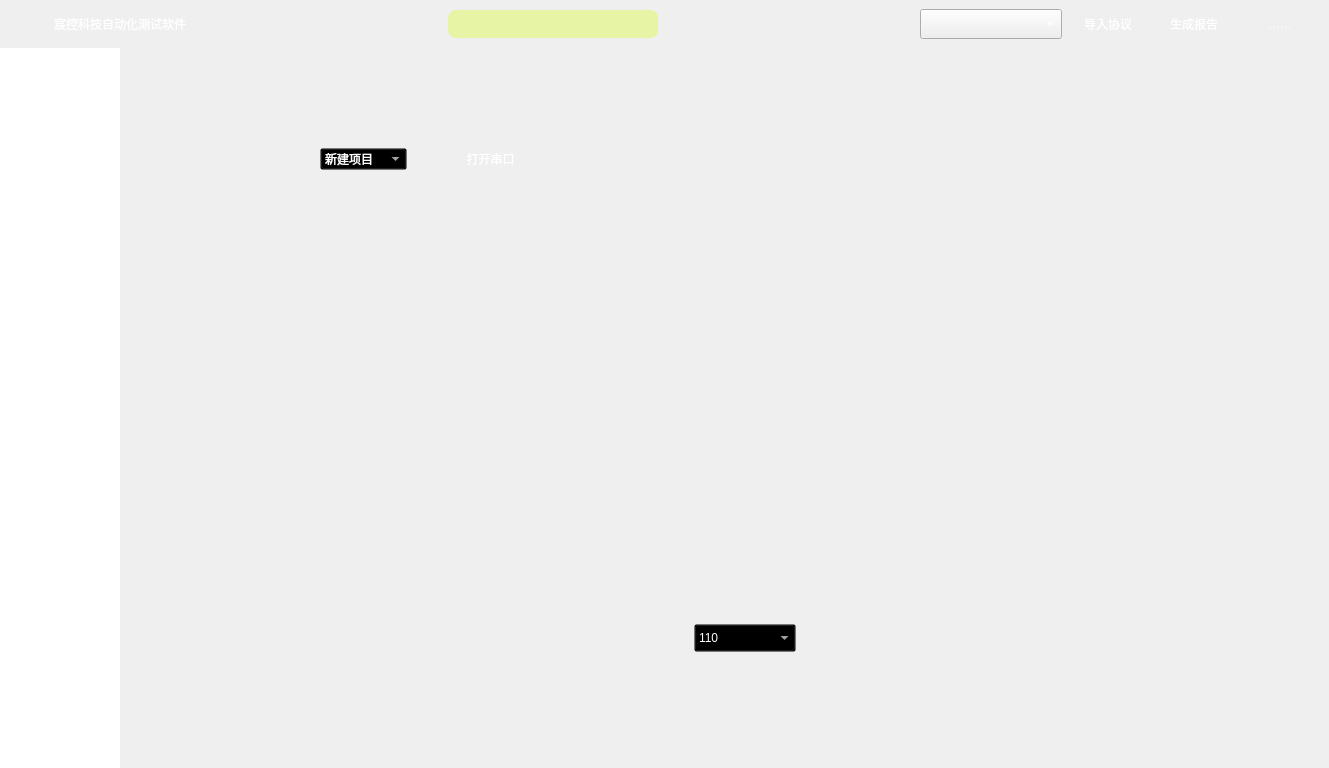
The window that KCTS/KCTS Project/UI/main_window_ui.ui (learniuH/work) describes before a commit, drawn with Qt 5.
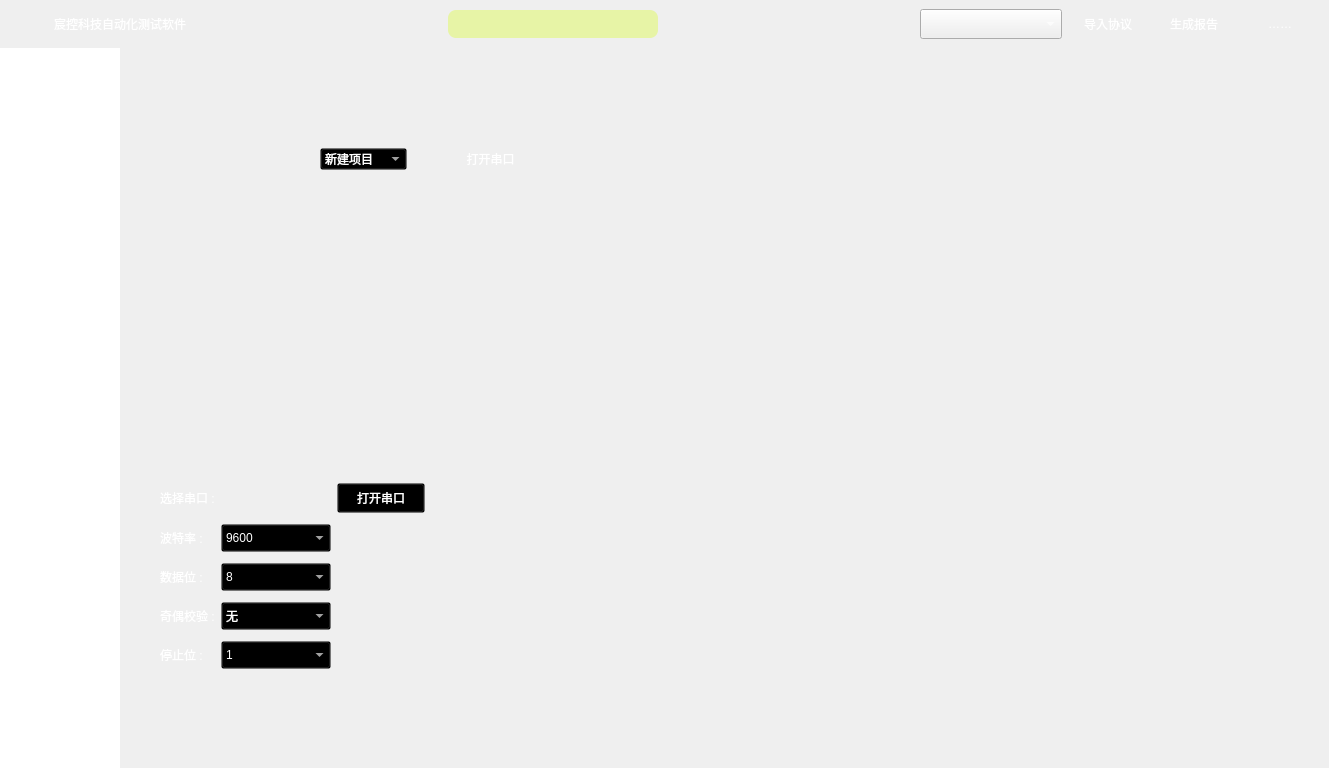
The same window after the commit. Icons and pictures are not drawn.

Commit message: 添加串口助手框架

Patch:
```diff
--- a/KCTS/KCTS Project/UI/main_window_ui.ui
+++ b/KCTS/KCTS Project/UI/main_window_ui.ui
@@ -3821,15 +3821,104 @@
           <widget class="QWidget" name="gridLayoutWidget">
            <property name="geometry">
             <rect>
-             <x>70</x>
-             <y>500</y>
-             <width>1111</width>
-             <height>181</height>
+             <x>40</x>
+             <y>430</y>
+             <width>1001</width>
+             <height>201</height>
             </rect>
            </property>
-           <layout class="QGridLayout" name="gridLayout_serial_port_info">
+           <layout class="QGridLayout" name="gridLayout_serial_port_info" rowstretch="0,0,0,0,0,0">
             <item row="0" column="0">
-             <widget class="QComboBox" name="comboBox">
+             <widget class="QLabel" name="label_3">
+              <property name="styleSheet">
+               <string notr="true">QLabel {
+	font: 9pt &quot;微软雅黑&quot;;
+	color: white;
+	max-width: 100px;
+}</string>
+              </property>
+              <property name="text">
+               <string>选择串口 :</string>
+              </property>
+             </widget>
+            </item>
+            <item row="1" column="0">
+             <widget class="QLabel" name="label">
+              <property name="minimumSize">
+               <size>
+                <width>0</width>
+                <height>0</height>
+               </size>
+              </property>
+              <property name="maximumSize">
+               <size>
+                <width>100</width>
+                <height>16777215</height>
+               </size>
+              </property>
+              <property name="styleSheet">
+               <string notr="true">QLabel {
+	font: 9pt &quot;微软雅黑&quot;;
+	max-width: 100px;
+	color: white;
+}</string>
+              </property>
+              <property name="text">
+               <string>波特率 :</string>
+              </property>
+             </widget>
+            </item>
+            <item row="0" column="2">
+             <widget class="QPushButton" name="pushButton_open_serial_port">
+              <property name="sizePolicy">
+               <sizepolicy hsizetype="Fixed" vsizetype="Fixed">
+                <horstretch>0</horstretch>
+                <verstretch>0</verstretch>
+               </sizepolicy>
+              </property>
+              <property name="styleSheet">
+               <string notr="true">QPushButton {
+    border: 1px solid qlineargradient(x1: 0, y1: 0, x2: 0, y2: 1,
+                                      stop: 0 #f6f7fa, stop: 1 #dadbde);
+    background-color: qlineargradient(x1: 0, y1: 0, x2: 0, y2: 1,
+                                      stop: 0 #435068, stop: 1 #2a354e);
+    width: 80px;
+	height: 22px;
+	font: 9pt &quot;微软雅黑&quot;;
+	color: white;
+}
+
+QPushButton:hover {
+	background-color: #435068
+}
+
+QPushButton:pressed {
+    background-color: #2c3646
+}
+
+QPushButton:disabled {
+    background-color: #434b5d
+}
+
+
+</string>
+              </property>
+              <property name="text">
+               <string>打开串口</string>
+              </property>
+             </widget>
+            </item>
+            <item row="1" column="1">
+             <widget class="QComboBox" name="comboBox_baud_rate">
+              <property name="enabled">
+               <bool>true</bool>
+              </property>
+              <property name="maximumSize">
+               <size>
+                <width>16777215</width>
+                <height>16777215</height>
+               </size>
+              </property>
               <property name="styleSheet">
                <string notr="true">QComboBox {
 	border: 1px solid qlineargradient(x1: 0, y1: 0, x2: 0, y2: 1,
@@ -3840,7 +3929,7 @@
 	color: white;		/* 字体颜色 */
 	font: 9pt &quot;微软雅黑&quot;;
 	height: 22px;
-	max-width: 100px;
+	min-width: 80px;
 }
 
 QComboBox::drop-down {
@@ -3853,7 +3942,7 @@
                                       stop: 0 #f6f7fa, stop: 1 #dadbde);
 	color: white;
 	background-color: qlineargradient(x1: 1, y1: 0, x2: 0, y2: 0,
-                                      stop: 0 #404959, stop: 1 #989da5);
+                                      stop: 0 #989da5, stop: 1 #404959);
 	selection-background-color: #435068;
 }
 
@@ -3863,6 +3952,7 @@
 
 /* 滚动条的宽度 */
 QComboBox QScrollBar:vertical {
+
 	width: 10px;
 }
 
@@ -3876,9 +3966,9 @@
 	background-color: #3c485d;
 }
 
-/* 隐藏上下箭头 */
-QComboBox QScrollBar::sub-line:disabled,
-QComboBox QScrollBar::add-line:disabled {
+/* 始终隐藏上下箭头 */
+QComboBox QScrollBar::sub-line,
+QComboBox QScrollBar::add-line {
 	background: none;
 }
 
@@ -3889,6 +3979,9 @@
 }
 </string>
               </property>
+              <property name="currentIndex">
+               <number>6</number>
+              </property>
               <item>
                <property name="text">
                 <string>110</string>
@@ -3961,6 +4054,306 @@
               </item>
              </widget>
             </item>
+            <item row="1" column="2">
+             <spacer name="horizontalSpacer_9">
+              <property name="orientation">
+               <enum>Qt::Horizontal</enum>
+              </property>
+              <property name="sizeHint" stdset="0">
+               <size>
+                <width>40</width>
+                <height>20</height>
+               </size>
+              </property>
+             </spacer>
+            </item>
+            <item row="2" column="0">
+             <widget class="QLabel" name="label_5">
+              <property name="styleSheet">
+               <string notr="true">QLabel {
+	max-width: 100px;
+	font: 9pt &quot;微软雅黑&quot;;
+	color: white;
+}</string>
+              </property>
+              <property name="text">
+               <string>数据位 :</string>
+              </property>
+             </widget>
+            </item>
+            <item row="2" column="1">
+             <widget class="QComboBox" name="comboBox_data_bits">
+              <property name="styleSheet">
+               <string notr="true">QComboBox {
+	border: 1px solid qlineargradient(x1: 0, y1: 0, x2: 0, y2: 1,
+                                      stop: 0 #f6f7fa, stop: 1 #dadbde);
+	background-color: qlineargradient(spread: pad, x1: 1, y1: 0, x2: 0, y2: 1,
+		                              stop: 0 #0d1117,  /* 起始颜色 */
+		                              stop: 1 #414a5a   /* 结束颜色 */ ); /* 背景颜色 */
+	color: white;		/* 字体颜色 */
+	font: 9pt &quot;微软雅黑&quot;;
+	height: 22px;
+	min-width: 80px;
+}
+
+QComboBox::drop-down {
+	width: 18px;
+}
+
+QComboBox QAbstractItemView {
+	outline: 0px solid gray;
+	border: 2px solid qlineargradient(x1: 0, y1: 0, x2: 0, y2: 1,
+                                      stop: 0 #f6f7fa, stop: 1 #dadbde);
+	color: white;
+	background-color: qlineargradient(x1: 1, y1: 0, x2: 0, y2: 0,
+                                      stop: 0 #989da5, stop: 1 #404959);
+	selection-background-color: #435068;
+}
+
+QComboBox QAbstractItemView::item {
+	height: 22px;
+}
+
+/* 滚动条的宽度 */
+QComboBox QScrollBar:vertical {
+
+	width: 10px;
+}
+
+QComboBox QScrollBar::handle:vertical {
+	min-height: 20px; /* 滑块最小高度 */
+}
+
+/* 滚动条悬停颜色 */
+QComboBox QScrollBar::handle:vertical:hover {
+	border: 1px solid white;		/* 滚动条的边框颜色 */
+	background-color: #3c485d;
+}
+
+/* 始终隐藏上下箭头 */
+QComboBox QScrollBar::sub-line,
+QComboBox QScrollBar::add-line {
+	background: none;
+}
+
+QComboBox QScrollBar::add-page,
+QComboBox QScrollBar::sub-page {
+	background: qlineargradient(x1: 0, y1: 0, x2: 0, y2: 1,
+                                stop: 0 #f6f7fa, stop: 1 #dadbde);
+}
+</string>
+              </property>
+              <property name="currentIndex">
+               <number>3</number>
+              </property>
+              <item>
+               <property name="text">
+                <string>5</string>
+               </property>
+              </item>
+              <item>
+               <property name="text">
+                <string>6</string>
+               </property>
+              </item>
+              <item>
+               <property name="text">
+                <string>7</string>
+               </property>
+              </item>
+              <item>
+               <property name="text">
+                <string>8</string>
+               </property>
+              </item>
+             </widget>
+            </item>
+            <item row="3" column="0">
+             <widget class="QLabel" name="label_6">
+              <property name="styleSheet">
+               <string notr="true">QLabel {
+	max-width: 100px;
+	font: 9pt &quot;微软雅黑&quot;;
+	color: white;
+}</string>
+              </property>
+              <property name="text">
+               <string>奇偶校验 :</string>
+              </property>
+             </widget>
+            </item>
+            <item row="3" column="1">
+             <widget class="QComboBox" name="comboBox_parity">
+              <property name="styleSheet">
+               <string notr="true">QComboBox {
+	border: 1px solid qlineargradient(x1: 0, y1: 0, x2: 0, y2: 1,
+                                      stop: 0 #f6f7fa, stop: 1 #dadbde);
+	background-color: qlineargradient(spread: pad, x1: 1, y1: 0, x2: 0, y2: 1,
+		                              stop: 0 #0d1117,  /* 起始颜色 */
+		                              stop: 1 #414a5a   /* 结束颜色 */ ); /* 背景颜色 */
+	color: white;		/* 字体颜色 */
+	font: 9pt &quot;微软雅黑&quot;;
+	height: 22px;
+	min-width: 80px;
+}
+
+QComboBox::drop-down {
+	width: 18px;
+}
+
+QComboBox QAbstractItemView {
+	outline: 0px solid gray;
+	border: 2px solid qlineargradient(x1: 0, y1: 0, x2: 0, y2: 1,
+                                      stop: 0 #f6f7fa, stop: 1 #dadbde);
+	color: white;
+	background-color: qlineargradient(x1: 1, y1: 0, x2: 0, y2: 0,
+                                      stop: 0 #989da5, stop: 1 #404959);
+	selection-background-color: #435068;
+}
+
+QComboBox QAbstractItemView::item {
+	height: 22px;
+}
+
+/* 滚动条的宽度 */
+QComboBox QScrollBar:vertical {
+
+	width: 10px;
+}
+
+QComboBox QScrollBar::handle:vertical {
+	min-height: 20px; /* 滑块最小高度 */
+}
+
+/* 滚动条悬停颜色 */
+QComboBox QScrollBar::handle:vertical:hover {
+	border: 1px solid white;		/* 滚动条的边框颜色 */
+	background-color: #3c485d;
+}
+
+/* 始终隐藏上下箭头 */
+QComboBox QScrollBar::sub-line,
+QComboBox QScrollBar::add-line {
+	background: none;
+}
+
+QComboBox QScrollBar::add-page,
+QComboBox QScrollBar::sub-page {
+	background: qlineargradient(x1: 0, y1: 0, x2: 0, y2: 1,
+                                stop: 0 #f6f7fa, stop: 1 #dadbde);
+}
+</string>
+              </property>
+              <item>
+               <property name="text">
+                <string>无</string>
+               </property>
+              </item>
+              <item>
+               <property name="text">
+                <string>奇校验</string>
+               </property>
+              </item>
+              <item>
+               <property name="text">
+                <string>偶校验</string>
+               </property>
+              </item>
+             </widget>
+            </item>
+            <item row="4" column="0">
+             <widget class="QLabel" name="label_4">
+              <property name="styleSheet">
+               <string notr="true">QLabel {
+	max-width: 100px;
+	font: 9pt &quot;微软雅黑&quot;;
+	color: white;
+}</string>
+              </property>
+              <property name="text">
+               <string>停止位 :</string>
+              </property>
+             </widget>
+            </item>
+            <item row="4" column="1">
+             <widget class="QComboBox" name="comboBox_stop_bits">
+              <property name="styleSheet">
+               <string notr="true">QComboBox {
+	border: 1px solid qlineargradient(x1: 0, y1: 0, x2: 0, y2: 1,
+                                      stop: 0 #f6f7fa, stop: 1 #dadbde);
+	background-color: qlineargradient(spread: pad, x1: 1, y1: 0, x2: 0, y2: 1,
+		                              stop: 0 #0d1117,  /* 起始颜色 */
+		                              stop: 1 #414a5a   /* 结束颜色 */ ); /* 背景颜色 */
+	color: white;		/* 字体颜色 */
+	font: 9pt &quot;微软雅黑&quot;;
+	height: 22px;
+	min-width: 80px;
+}
+
+QComboBox::drop-down {
+	width: 18px;
+}
+
+QComboBox QAbstractItemView {
+	outline: 0px solid gray;
+	border: 2px solid qlineargradient(x1: 0, y1: 0, x2: 0, y2: 1,
+                                      stop: 0 #f6f7fa, stop: 1 #dadbde);
+	color: white;
+	background-color: qlineargradient(x1: 1, y1: 0, x2: 0, y2: 0,
+                                      stop: 0 #989da5, stop: 1 #404959);
+	selection-background-color: #435068;
+}
+
+QComboBox QAbstractItemView::item {
+	height: 22px;
+}
+
+/* 滚动条的宽度 */
+QComboBox QScrollBar:vertical {
+
+	width: 10px;
+}
+
+QComboBox QScrollBar::handle:vertical {
+	min-height: 20px; /* 滑块最小高度 */
+}
+
+/* 滚动条悬停颜色 */
+QComboBox QScrollBar::handle:vertical:hover {
+	border: 1px solid white;		/* 滚动条的边框颜色 */
+	background-color: #3c485d;
+}
+
+/* 始终隐藏上下箭头 */
+QComboBox QScrollBar::sub-line,
+QComboBox QScrollBar::add-line {
+	background: none;
+}
+
+QComboBox QScrollBar::add-page,
+QComboBox QScrollBar::sub-page {
+	background: qlineargradient(x1: 0, y1: 0, x2: 0, y2: 1,
+                                stop: 0 #f6f7fa, stop: 1 #dadbde);
+}
+</string>
+              </property>
+              <item>
+               <property name="text">
+                <string>1</string>
+               </property>
+              </item>
+              <item>
+               <property name="text">
+                <string>1.5</string>
+               </property>
+              </item>
+              <item>
+               <property name="text">
+                <string>2</string>
+               </property>
+              </item>
+             </widget>
+            </item>
            </layout>
           </widget>
          </widget>
```
Left out of the diff: 2 changed lines with no effect on the pictures. The commit also changes 5 other files.
